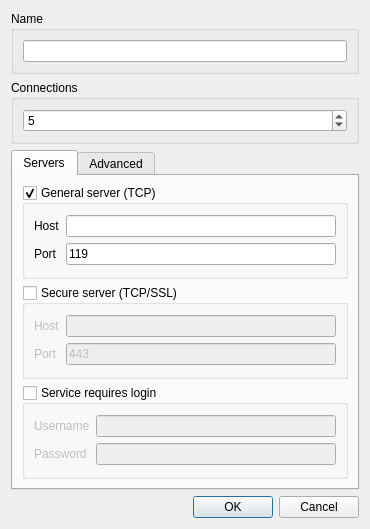
ensisoft/newsflash-plus, file app/gui/dlgaccount.ui: the form before one commit.
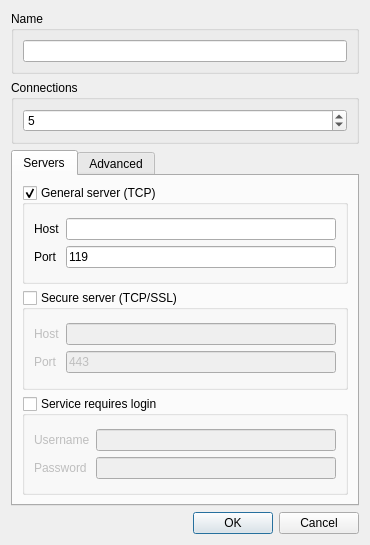
The form after the commit. Icons and pictures are not drawn.

What changed in the file:
```diff
--- a/app/gui/dlgaccount.ui
+++ b/app/gui/dlgaccount.ui
@@ -10,7 +10,7 @@
     <x>0</x>
     <y>0</y>
     <width>370</width>
-    <height>529</height>
+    <height>545</height>
    </rect>
   </property>
   <property name="windowTitle">
```
